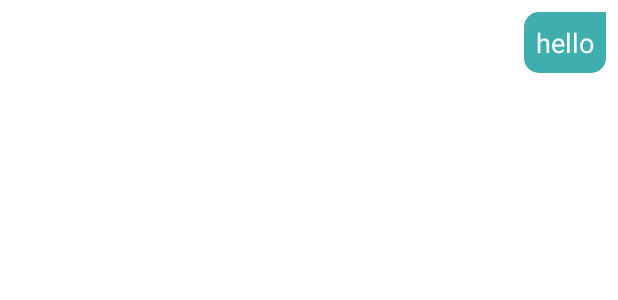
After one commit to Wenqiang-Hu/cs5200fa22GroupProject, an Android app: the layout chat_item_right.xml on its own in the app's theme, with its tools: preview values and no code run, on a phone screen of 412 x 824 dp. The commit adds this screen. Shown: the top 300 px of the screen. Run offline under Robolectric (Android 15) with nearby library versions, the phone set to English and light mode, and no system bars.

Commit message:
added left and right chat entry
Yanling Huang, Zhixiang Huo, Kexin Qiu, Wenqiang Hu all contributed

```diff
--- /dev/null
+++ b/app/src/main/res/drawable/background_right.xml
@@ -0,0 +1,11 @@
+<?xml version="1.0" encoding="utf-8"?>
+<shape xmlns:android="http://schemas.android.com/apk/res/android"
+    android:shape="rectangle">
+
+    <corners
+        android:radius="10dp"
+        android:topRightRadius="0dp"/>
+
+    <solid android:color="@color/colorPrimary"/>
+
+</shape>
--- /dev/null
+++ b/app/src/main/res/layout/chat_item_right.xml
@@ -0,0 +1,34 @@
+<?xml version="1.0" encoding="utf-8"?>
+<RelativeLayout
+    xmlns:android="http://schemas.android.com/apk/res/android"
+    android:layout_width="match_parent"
+    android:padding="8dp"
+    android:layout_height="wrap_content">
+
+    <RelativeLayout
+        android:layout_width="300dp"
+        android:layout_alignParentEnd="true"
+        android:layout_height="wrap_content"
+        android:layout_alignParentRight="true">
+
+        <de.hdodenhof.circleimageview.CircleImageView
+            android:layout_width="wrap_content"
+            android:layout_height="wrap_content"
+            android:id="@+id/profile_image"
+            android:visibility="gone"/>
+
+        <TextView
+            android:layout_width="wrap_content"
+            android:layout_height="wrap_content"
+            android:background="@drawable/background_right"
+            android:text="hello"
+            android:layout_alignParentEnd="true"
+            android:id="@+id/show_message"
+            android:textSize="18sp"
+            android:textColor="#fff"
+            android:padding="8dp"
+            android:layout_alignParentRight="true" />
+
+    </RelativeLayout>
+
+</RelativeLayout>
```
Also changed, not shown: app/src/main/java/edu/northeastern/cs5520fa22groupproject/EasyLifeMessageActivity.java (+41 -1 lines), app/src/main/res/drawable-anydpi/ic_action_name.xml (added, +12 -0 lines), app/src/main/res/drawable/background_left.xml (added, +11 -0 lines), app/src/main/res/layout/activity_easy_life_chat_message.xml (+34 -0 lines), app/src/main/res/layout/chat_item_left.xml (added, +24 -0 lines), app/src/main/res/drawable-hdpi/ic_action_name.png (added), app/src/main/res/drawable-mdpi/ic_action_name.png (added), app/src/main/res/drawable-xhdpi/ic_action_name.png (added), app/src/main/res/drawable-xxhdpi/ic_action_name.png (added).
